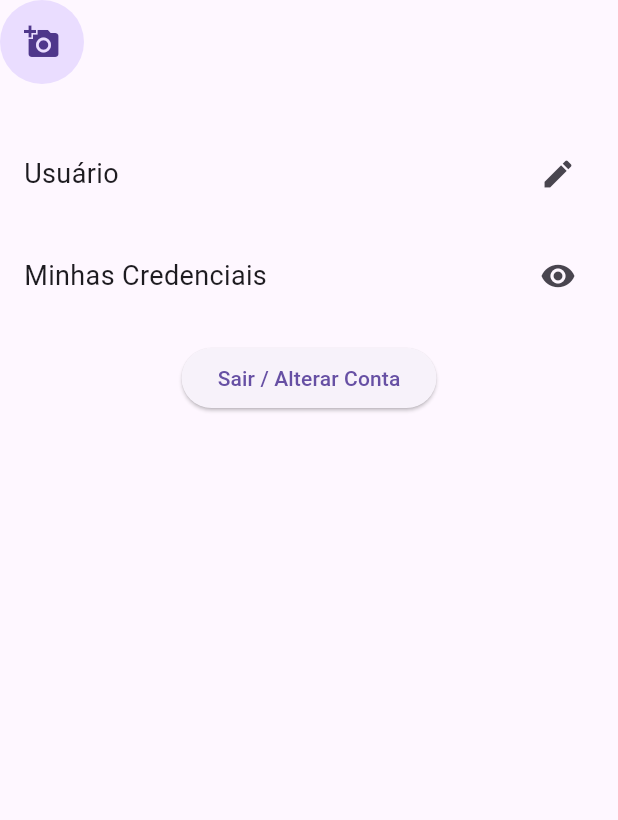
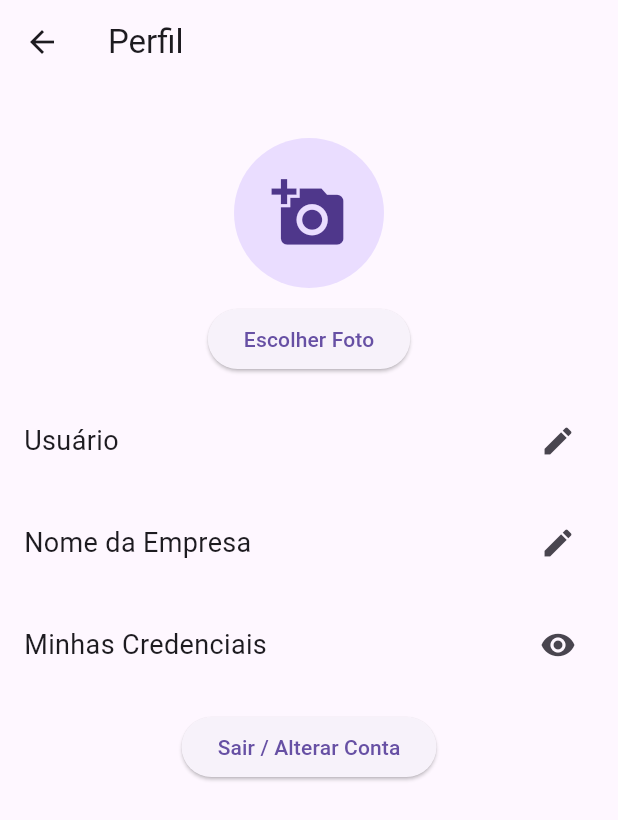
Before and after one commit to DavidHenrique2106/Precificando, a Flutter app: the MyHomePage screen opened by its route, item 3 of the bottom bar chosen, after a tap on the "add a photo" icon, on a phone screen of 412 x 824 dp. Shown: the top 820 px of the screen. Run offline on Flutter 3.47's test engine with Material 3 defaults, Android fonts, the phone set to English and light mode, and no system bars; our stand-ins replace image_picker, parse_server_sdk_flutter.

Commit message:
DavidHome&Porfile

```diff
--- a/lib/homeUser/home_page.dart
+++ b/lib/homeUser/home_page.dart
@@ -1,6 +1,6 @@
 import 'package:flutter/material.dart';
+import 'package:parse_server_sdk_flutter/parse_server_sdk_flutter.dart';
 import 'package:flora/perfil/profile_page.dart';
-import 'package:flora/graficos/dashbord.dart';
 
 class MyHomePage extends StatefulWidget {
   @override
@@ -9,35 +9,48 @@ class MyHomePage extends StatefulWidget {
 
 class _MyHomePageState extends State<MyHomePage> {
   int _selectedIndex = 0;
+  String _username = "Usuário";
+  String _companyName = "Nome da Empresa";
 
   static List<Widget> _widgetOptions = <Widget>[
     MyHomePage(), // Página inicial (Home)
     ProfilePage(), // Página do perfil
   ];
 
-  void _onItemTapped(int index) {
-    setState(() {
-      if (index == 1) {
-        // Se o índice for 1 (ou seja, o item "Finanças" foi selecionado)
-        // Navegue para a tela de RelatoriosScreen
-        Navigator.push(
-          context,
-          MaterialPageRoute(builder: (context) => RelatoriosScreen()),
-        );
-      } else if (index == 2) {
-        // Se o índice for 2 (ou seja, o item "Perfil" foi selecionado)
-        // Navegue para a tela de ProfilePage
-        Navigator.push(
-          context,
-          MaterialPageRoute(builder: (context) => ProfilePage()),
-        );
-      } else {
-        _selectedIndex = index;
-      }
-    });
+  @override
+  void initState() {
+    super.initState();
+    _fetchUserData();
   }
 
-  // Função para retornar o ícone envolvido em um contêiner com o rótulo
+  Future<void> _fetchUserData() async {
+    final user = await ParseUser.currentUser() as ParseUser?;
+    if (user != null) {
+      setState(() {
+        _username = user.username!;
+        _companyName = user.get<String>('companyName') ?? 'Nome da Empresa';
+      });
+    }
+  }
+
+  void _onItemTapped(int index) async {
+    if (index == 2) {
+      final newCompanyName = await Navigator.push<String>(
+        context,
+        MaterialPageRoute(builder: (context) => ProfilePage()),
+      );
+      if (newCompanyName != null) {
+        setState(() {
+          _companyName = newCompanyName;
+        });
+      }
+    } else {
+      setState(() {
+        _selectedIndex = index;
+      });
+    }
+  }
+
   Widget _buildIconWithLabel(IconData icon, bool isSelected) {
     return Container(
       width: 50,
@@ -67,7 +80,6 @@ class _MyHomePageState extends State<MyHomePage> {
     return Scaffold(
       body: Stack(
         children: [
-          // Container centralizado que ocupa toda a tela
           Positioned.fill(
             child: Container(
               color: Colors.transparent,
@@ -91,7 +103,6 @@ class _MyHomePageState extends State<MyHomePage> {
               ),
             ),
           ),
-          // Foto de perfil, nome e nome da empresa no canto superior esquerdo com background
           Positioned(
             top: 0,
             left: 0,
@@ -122,7 +133,7 @@ class _MyHomePageState extends State<MyHomePage> {
                     crossAxisAlignment: CrossAxisAlignment.start,
                     children: [
                       Text(
-                        'Flora Matos',
+                        _username,
                         style: TextStyle(
                           color: Colors.white,
                           fontSize: 18,
@@ -130,7 +141,7 @@ class _MyHomePageState extends State<MyHomePage> {
                         ),
                       ),
                       Text(
-                        'Empresa XYZ',
+                        _companyName,
                         style: TextStyle(
                           color: Colors.white70,
                           fontSize: 14,
@@ -142,13 +153,10 @@ class _MyHomePageState extends State<MyHomePage> {
               ),
             ),
           ),
-          // Modal flutuante com informações de título e descrição (Precificação)
         ],
       ),
-      // FAB Menu
       bottomNavigationBar: Theme(
         data: Theme.of(context).copyWith(
-          // Defina o estilo do texto para as labels do BottomNavigationBar
           textTheme: Theme.of(context).textTheme.copyWith(
                 caption: TextStyle(color: Colors.white),
               ),
--- a/lib/perfil/profile_page.dart
+++ b/lib/perfil/profile_page.dart
@@ -1,6 +1,7 @@
 import 'package:flutter/material.dart';
 import 'package:image_picker/image_picker.dart';
 import 'dart:io';
+import 'package:parse_server_sdk_flutter/parse_server_sdk_flutter.dart';
 
 class ProfilePage extends StatefulWidget {
   @override
@@ -11,7 +12,9 @@ class _ProfilePageState extends State<ProfilePage> {
   File? _image;
   final ImagePicker _picker = ImagePicker();
   final TextEditingController _usernameController = TextEditingController();
+  final TextEditingController _companyNameController = TextEditingController();
   String _username = "Usuário";
+  String _companyName = "Nome da Empresa";
   String _email = "user@example.com"; // Placeholder email
   String _password = "********"; // Placeholder password
 
@@ -26,8 +29,13 @@ class _ProfilePageState extends State<ProfilePage> {
     });
   }
 
-  void _logout() {
-    Navigator.pushReplacementNamed(context, '/login');
+  void _logout() async {
+    await ParseUser.currentUser().then((user) async {
+      if (user != null) {
+        await user.logout();
+        Navigator.pushReplacementNamed(context, '/login');
+      }
+    });
   }
 
   void _editUsername() {
@@ -59,6 +67,7 @@ class _ProfilePageState extends State<ProfilePage> {
                   _username = _newUsernameController.text;
                 });
                 Navigator.of(context).pop();
+                _updateUserDetails(); // Save changes to Parse server
               },
               child: Text('Confirmar'),
             ),
@@ -66,6 +75,55 @@ class _ProfilePageState extends State<ProfilePage> {
         );
       },
     );
+  }
+
+  void _editCompanyName() {
+    showDialog(
+      context: context,
+      builder: (BuildContext context) {
+        final TextEditingController _newCompanyNameController =
+            TextEditingController();
+
+        return AlertDialog(
+          title: Text('Editar Nome da Empresa'),
+          content: TextField(
+            controller: _newCompanyNameController,
+            decoration: InputDecoration(
+              labelText: 'Novo Nome da Empresa',
+              border: OutlineInputBorder(),
+            ),
+          ),
+          actions: [
+            TextButton(
+              onPressed: () {
+                Navigator.of(context).pop();
+              },
+              child: Text('Cancelar'),
+            ),
+            ElevatedButton(
+              onPressed: () {
+                setState(() {
+                  _companyName = _newCompanyNameController.text;
+                });
+                Navigator.of(context).pop(
+                    _companyName); // Retorna o novo nome da empresa para a página anterior
+                _updateUserDetails(); // Salva as alterações no servidor Parse
+              },
+              child: Text('Confirmar'),
+            ),
+          ],
+        );
+      },
+    );
+  }
+
+  void _updateUserDetails() async {
+    final user = await ParseUser.currentUser() as ParseUser?;
+    if (user != null) {
+      user.set('username', _username);
+      user.set('companyName', _companyName);
+      await user.save();
+    }
   }
 
   void _showCredentials() {
@@ -94,34 +152,50 @@ class _ProfilePageState extends State<ProfilePage> {
     );
   }
 
-  // Função placeholder para buscar credenciais do BD
   Future<void> _fetchCredentials() async {
-    // Lógica para buscar credenciais do BD será implementada aqui.
-    // Por enquanto, estamos usando placeholders.
+    final user = await ParseUser.currentUser() as ParseUser?;
+    if (user != null) {
+      setState(() {
+        _username = user.username!;
+        _email = user.emailAddress!;
+        _companyName = user.get<String>('companyName') ?? 'Nome da Empresa';
+      });
+    }
   }
 
   @override
   void initState() {
     super.initState();
-    _fetchCredentials(); // Buscar credenciais quando a página é inicializada
+    _fetchCredentials(); // Fetch credentials when the page is initialized
   }
 
   @override
   Widget build(BuildContext context) {
     return Scaffold(
       appBar: AppBar(
-        leading: GestureDetector(
-          onTap: _pickImage,
-          child: CircleAvatar(
-            backgroundImage: _image != null ? FileImage(_image!) : null,
-            child: _image == null ? Icon(Icons.add_a_photo) : null,
-          ),
-        ),
+        title: Text('Perfil'),
       ),
       body: Padding(
         padding: const EdgeInsets.all(16.0),
         child: Column(
           children: [
+            SizedBox(height: 20),
+            Center(
+              child: GestureDetector(
+                onTap: _pickImage,
+                child: CircleAvatar(
+                  radius: 50,
+                  backgroundImage: _image != null ? FileImage(_image!) : null,
+                  child:
+                      _image == null ? Icon(Icons.add_a_photo, size: 50) : null,
+                ),
+              ),
+            ),
+            SizedBox(height: 10),
+            ElevatedButton(
+              onPressed: _pickImage,
+              child: Text('Escolher Foto'),
+            ),
             SizedBox(height: 20),
             Row(
               children: [
@@ -134,6 +208,21 @@ class _ProfilePageState extends State<ProfilePage> {
                 IconButton(
                   icon: Icon(Icons.edit),
                   onPressed: _editUsername,
+                ),
+              ],
+            ),
+            SizedBox(height: 20),
+            Row(
+              children: [
+                Expanded(
+                  child: Text(
+                    _companyName,
+                    style: TextStyle(fontSize: 18),
+                  ),
+                ),
+                IconButton(
+                  icon: Icon(Icons.edit),
+                  onPressed: _editCompanyName,
                 ),
               ],
             ),
```
Also changed, not shown: pubspec.lock (deleted).
